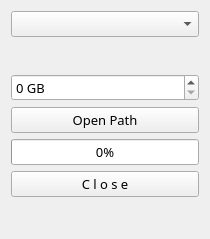
This is Python/file_auto_delete.ui in Oh-JongJin/AutoFileDelete as Qt 5 draws it before an edit. The edited form follows.
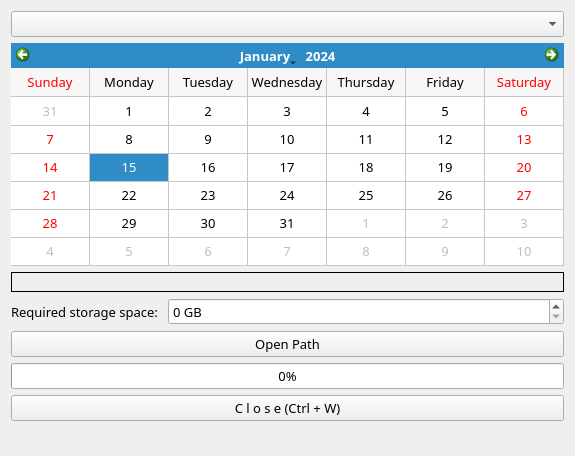
This is the edited form. Icons and pictures are not drawn.

Commit message: Add QCalendar Widget

Patch:
```diff
--- a/Python/file_auto_delete.ui
+++ b/Python/file_auto_delete.ui
@@ -9,8 +9,8 @@
    <rect>
     <x>0</x>
     <y>0</y>
-    <width>210</width>
-    <height>239</height>
+    <width>424</width>
+    <height>456</height>
    </rect>
   </property>
   <property name="font">
@@ -46,13 +46,59 @@
      </property>
     </widget>
    </item>
+   <item>
+    <widget class="QCalendarWidget" name="calendarWidget">
+     <property name="sizePolicy">
+      <sizepolicy hsizetype="Maximum" vsizetype="Preferred">
+       <horstretch>0</horstretch>
+       <verstretch>0</verstretch>
+      </sizepolicy>
+     </property>
+     <property name="firstDayOfWeek">
+      <enum>Qt::Sunday</enum>
+     </property>
+     <property name="gridVisible">
+      <bool>true</bool>
+     </property>
+     <property name="horizontalHeaderFormat">
+      <enum>QCalendarWidget::LongDayNames</enum>
+     </property>
+     <property name="verticalHeaderFormat">
+      <enum>QCalendarWidget::NoVerticalHeader</enum>
+     </property>
+     <property name="navigationBarVisible">
+      <bool>true</bool>
+     </property>
+     <property name="dateEditEnabled">
+      <bool>true</bool>
+     </property>
+    </widget>
+   </item>
    <item>
     <widget class="QLabel" name="label">
+     <property name="styleSheet">
+      <string notr="true">border: 1px solid black;</string>
+     </property>
      <property name="text">
       <string/>
      </property>
      <property name="alignment">
       <set>Qt::AlignCenter</set>
+     </property>
+    </widget>
+   </item>
+   <item>
+    <layout class="QHBoxLayout" name="horizontalLayout">
+     <item>
+      <widget class="QLabel" name="label_2">
+       <property name="sizePolicy">
+        <sizepolicy hsizetype="Maximum" vsizetype="Preferred">
+         <horstretch>0</horstretch>
+         <verstretch>0</verstretch>
+        </sizepolicy>
+       </property>
+       <property name="text">
+        <string>Required storage space: </string>
      </property>
     </widget>
    </item>
@@ -69,6 +115,8 @@
      </property>
     </widget>
    </item>
+    </layout>
+   </item>
    <item>
     <widget class="QPushButton" name="pushButton">
      <property name="styleSheet">
@@ -87,6 +135,9 @@
        <verstretch>0</verstretch>
       </sizepolicy>
      </property>
+     <property name="styleSheet">
+      <string notr="true"/>
+     </property>
      <property name="value">
       <number>0</number>
      </property>
@@ -113,7 +164,7 @@
       <string notr="true"/>
      </property>
      <property name="text">
-      <string>C l o s e</string>
+      <string>C l o s e (Ctrl + W)</string>
      </property>
     </widget>
    </item>
```
Lines whose indentation alone changed are shown as unchanged. The commit also changes 1 other file.
